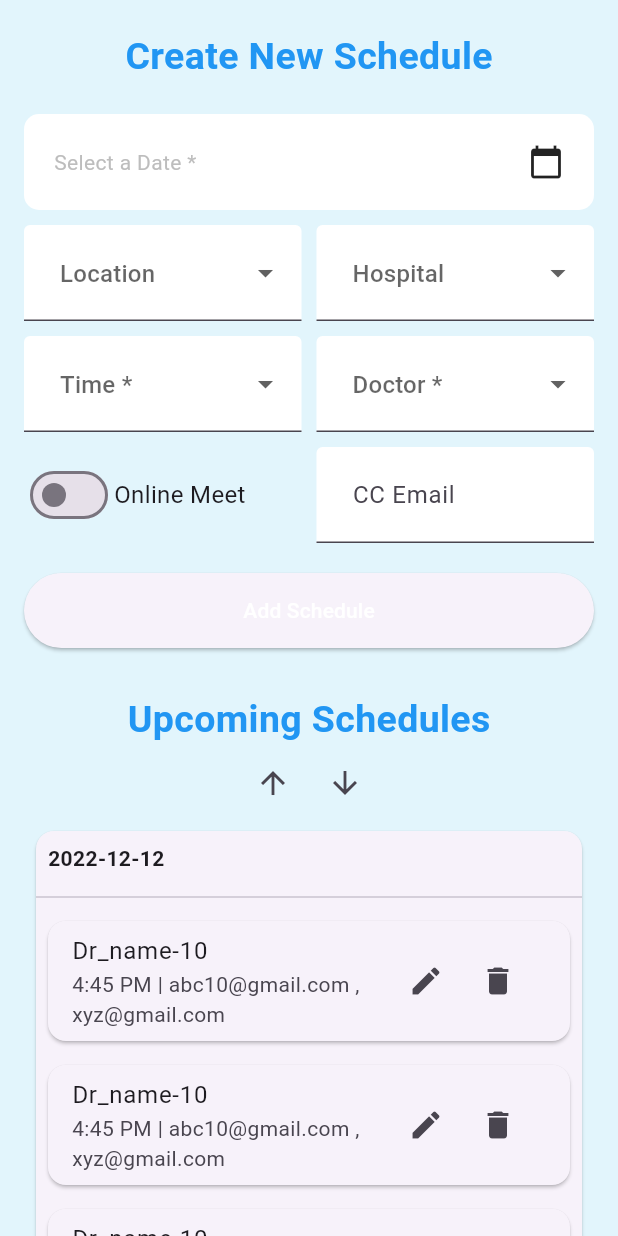
After one commit to HardikSJain/medical-dr-appointment, a Flutter app: the SchedulePage screen opened directly, on a phone screen of 412 x 824 dp. The commit adds this screen. Run offline on Flutter 3.47's test engine with Material 3 defaults, Android fonts, the phone set to English and light mode, and no system bars; our stand-ins replace animated_splash_screen, flutter_datetime_picker_plus, internet_connection_checker, shared_preferences; accounts and stored records are empty; network calls fail.

Commit message:
feat: schedule appointment page frontend

```diff
--- a/lib/main.dart
+++ b/lib/main.dart
@@ -6,7 +6,6 @@ import 'package:dr_appointment/services/apiService.dart';
 import 'package:flutter/material.dart';
 import 'package:internet_connection_checker/internet_connection_checker.dart';
 import 'package:animated_splash_screen/animated_splash_screen.dart';
-import 'package:http/http.dart' as http;
 
 void main() {
   runApp(const MyApp());
@@ -37,8 +36,12 @@ class _MyAppState extends State<MyApp> {
     return MaterialApp(
       title: 'Flutter Demo',
       theme: ThemeData(
-        colorScheme: ColorScheme.fromSeed(seedColor: Colors.deepPurple),
-        useMaterial3: true,
+        appBarTheme: const AppBarTheme(
+          elevation: 0,
+          iconTheme: IconThemeData(
+            color: Colors.black,
+          ),
+        ),
       ),
       debugShowCheckedModeBanner: false,
 
--- a/lib/screens/bottom_nav.dart
+++ b/lib/screens/bottom_nav.dart
@@ -1,4 +1,5 @@
 import 'package:dr_appointment/screens/no_internet.dart';
+import 'package:dr_appointment/screens/pages/schedule_page.dart';
 import 'package:flutter/foundation.dart';
 import 'package:flutter/material.dart';
 import 'package:internet_connection_checker/internet_connection_checker.dart';
@@ -16,6 +17,7 @@ class _BottomNavState extends State<BottomNav> {
   int bottomNavIndex = 0;
   final List<Widget> _widgetOptions = <Widget>[
     const HomePage(),
+    const SchedulePage(),
   ];
 
   // check internet connectivity
@@ -45,8 +47,17 @@ class _BottomNavState extends State<BottomNav> {
   @override
   Widget build(BuildContext context) {
     return Scaffold(
-      // backgroundColor: const Color(0xFFE2F5FC),
-      appBar: AppBar(),
+      backgroundColor: const Color(0xFFE2F5FC),
+      appBar: AppBar(
+        title: Text(
+          "Dr Appointment",
+          style: const TextStyle(
+            color: Colors.black,
+            fontSize: 18,
+          ),
+        ),
+        backgroundColor: Colors.white,
+      ),
       body: SafeArea(
         child: AnimatedSwitcher(
           duration: const Duration(milliseconds: 800),
@@ -68,27 +79,9 @@ class _BottomNavState extends State<BottomNav> {
           ),
           BottomNavigationBarItem(
             icon: Icon(
-              Icons.search,
+              Icons.watch_later_rounded,
             ),
-            label: 'Search',
-          ),
-          BottomNavigationBarItem(
-            icon: Icon(
-              Icons.laptop_mac_outlined,
-            ),
-            label: 'Courses',
-          ),
-          BottomNavigationBarItem(
-            icon: Icon(
-              Icons.book_outlined,
-            ),
-            label: 'My Courses',
-          ),
-          BottomNavigationBarItem(
-            icon: Icon(
-              Icons.person_outlined,
-            ),
-            label: 'Profile',
+            label: 'Appointment',
           ),
         ],
         currentIndex: bottomNavIndex,
--- /dev/null
+++ b/lib/screens/pages/schedule_page.dart
@@ -0,0 +1,427 @@
+import 'package:flutter/material.dart';
+import 'package:flutter_datetime_picker_plus/flutter_datetime_picker_plus.dart';
+
+class SchedulePage extends StatefulWidget {
+  const SchedulePage({Key? key}) : super(key: key);
+
+  @override
+  State<SchedulePage> createState() => _SchedulePageState();
+}
+
+class _SchedulePageState extends State<SchedulePage> {
+  DateTime? selectedDate;
+  String? selectedLocation;
+  String? selectedTime;
+  String? selectedHospital;
+  String? selectedDoctor;
+  bool isOnlineMeeting = false;
+  TextEditingController ccEmailController = TextEditingController();
+  final ScrollController _scrollController = ScrollController();
+
+  void handleSendOtpButtonPress() {
+    // TODO: Create entry
+  }
+
+  @override
+  void dispose() {
+    ccEmailController.dispose();
+    super.dispose();
+  }
+
+  final List<Map<String, String>> apiResponse = [
+    {
+      "id": "1",
+      "date": "2022-12-12",
+      "time": "4:45 PM",
+      "doc_name": "Dr_name-10",
+      "online_meeting": "0",
+      "email_cc": "abc10@gmail.com ,xyz@gmail.com"
+    },
+    {
+      "id": "1",
+      "date": "2022-12-12",
+      "time": "4:45 PM",
+      "doc_name": "Dr_name-10",
+      "online_meeting": "0",
+      "email_cc": "abc10@gmail.com ,xyz@gmail.com"
+    },
+    {
+      "id": "1",
+      "date": "2022-12-12",
+      "time": "4:45 PM",
+      "doc_name": "Dr_name-10",
+      "online_meeting": "0",
+      "email_cc": "abc10@gmail.com ,xyz@gmail.com"
+    },
+    {
+      "id": "1",
+      "date": "2022-12-12",
+      "time": "4:45 PM",
+      "doc_name": "Dr_name-10",
+      "online_meeting": "0",
+      "email_cc": "abc10@gmail.com ,xyz@gmail.com"
+    },
+    {
+      "id": "1",
+      "date": "2022-12-12",
+      "time": "4:45 PM",
+      "doc_name": "Dr_name-10",
+      "online_meeting": "0",
+      "email_cc": "abc10@gmail.com ,xyz@gmail.com"
+    },
+    {
+      "id": "1",
+      "date": "2022-12-12",
+      "time": "4:45 PM",
+      "doc_name": "Dr_name-10",
+      "online_meeting": "0",
+      "email_cc": "abc10@gmail.com ,xyz@gmail.com"
+    },
+    {
+      "id": "5",
+      "date": "2025-12-12",
+      "time": "4:45 PM",
+      "doc_name": "Drname",
+      "online_meeting": "0",
+      "email_cc": "abc1@gmail.com ,xyz@gmail.com"
+    }
+  ];
+
+  @override
+  Widget build(BuildContext context) {
+    return Scaffold(
+      backgroundColor: const Color(0xFFE2F5FC),
+      body: SingleChildScrollView(
+        child: SafeArea(
+          child: Padding(
+            padding: const EdgeInsets.symmetric(horizontal: 16),
+            child: Column(
+              children: [
+                const SizedBox(height: 20),
+                const Text(
+                  'Create New Schedule',
+                  style: TextStyle(
+                    fontSize: 25,
+                    color: Colors.blue,
+                    fontWeight: FontWeight.bold,
+                  ),
+                ),
+                const SizedBox(height: 20),
+                InkWell(
+                  onTap: () {
+                    DatePicker.showDatePicker(
+                      context,
+                      onConfirm: (date) {
+                        setState(() {
+                          selectedDate = date;
+                        });
+                      },
+                    );
+                  },
+                  child: Container(
+                    decoration: BoxDecoration(
+                      color: Colors.white,
+                      borderRadius: BorderRadius.circular(10),
+                    ),
+                    padding: const EdgeInsets.all(20),
+                    child: Row(
+                      mainAxisAlignment: MainAxisAlignment.spaceBetween,
+                      children: [
+                        Text(
+                          selectedDate != null
+                              ? selectedDate!.toString().substring(0, 10)
+                              : 'Select a Date *',
+                          style: TextStyle(
+                            color: selectedDate != null
+                                ? Colors.black
+                                : Colors.grey[400],
+                          ),
+                        ),
+                        const Icon(Icons.calendar_today),
+                      ],
+                    ),
+                  ),
+                ),
+                const SizedBox(height: 10),
+                Row(
+                  children: [
+                    Expanded(
+                      child: DropdownButtonFormField<String>(
+                        value: selectedLocation,
+                        onChanged: (value) {
+                          setState(() {
+                            selectedLocation = value;
+                          });
+                        },
+                        decoration: const InputDecoration(
+                          filled: true,
+                          fillColor: Colors.white,
+                          contentPadding: EdgeInsets.all(20),
+                          hintText: 'Location',
+                        ),
+                        items: ['Mumbai', 'Borivali']
+                            .map((location) => DropdownMenuItem(
+                                  value: location,
+                                  child: Text(location),
+                                ))
+                            .toList(),
+                      ),
+                    ),
+                    const SizedBox(width: 10),
+                    Expanded(
+                      child: DropdownButtonFormField<String>(
+                        value: selectedHospital,
+                        onChanged: (value) {
+                          setState(() {
+                            selectedHospital = value;
+                          });
+                        },
+                        decoration: const InputDecoration(
+                          filled: true,
+                          fillColor: Colors.white,
+                          contentPadding: EdgeInsets.all(20),
+                          hintText: 'Hospital',
+                        ),
+                        items: ['Jupiter', 'Fortis']
+                            .map((location) => DropdownMenuItem(
+                                  value: location,
+                                  child: Text(location),
+                                ))
+                            .toList(),
+                      ),
+                    ),
+                  ],
+                ),
+                const SizedBox(height: 10),
+                Row(
+                  children: [
+                    Expanded(
+                      child: DropdownButtonFormField<String>(
+                        value: selectedTime,
+                        onChanged: (value) {
+                          setState(() {
+                            selectedTime = value;
+                          });
+                        },
+                        decoration: const InputDecoration(
+                          filled: true,
+                          fillColor: Colors.white,
+                          contentPadding: EdgeInsets.all(20),
+                          hintText: 'Time *',
+                        ),
+                        items: [
+                          '9:00 AM',
+                          '9:30 AM',
+                          '10:00 AM',
+                        ]
+                            .map((time) => DropdownMenuItem(
+                                  value: time,
+                                  child: Text(time),
+                                ))
+                            .toList(),
+                      ),
+                    ),
+                    const SizedBox(width: 10),
+                    Expanded(
+                      child: DropdownButtonFormField<String>(
+                        value: selectedDoctor,
+                        onChanged: (value) {
+                          setState(() {
+                            selectedDoctor = value;
+                          });
+                        },
+                        decoration: const InputDecoration(
+                          filled: true,
+                          fillColor: Colors.white,
+                          contentPadding: EdgeInsets.all(20),
+                          hintText: 'Doctor *',
+                        ),
+                        items: [
+                          'Dr. Sharma',
+                          'Dr. Agarwal',
+                          'Dr. Asthana',
+                        ]
+                            .map((time) => DropdownMenuItem(
+                                  value: time,
+                                  child: Text(time),
+                                ))
+                            .toList(),
+                      ),
+                    ),
+                  ],
+                ),
+                const SizedBox(height: 10),
+                Row(
+                  children: [
+                    Expanded(
+                      child: Column(
+                        crossAxisAlignment: CrossAxisAlignment.start,
+                        children: [
+                          Row(
+                            children: [
+                              Switch(
+                                value: isOnlineMeeting,
+                                onChanged: (value) {
+                                  setState(() {
+                                    isOnlineMeeting = value;
+                                  });
+                                },
+                              ),
+                              const Text(
+                                'Online Meet',
+                                style: TextStyle(fontSize: 16),
+                              ),
+                            ],
+                          ),
+                        ],
+                      ),
+                    ),
+                    const SizedBox(width: 10),
+                    Expanded(
+                      child: TextFormField(
+                        controller: ccEmailController,
+                        decoration: const InputDecoration(
+                          filled: true,
+                          fillColor: Colors.white,
+                          contentPadding: EdgeInsets.all(20),
+                          hintText: 'CC Email',
+                        ),
+                      ),
+                    ),
+                  ],
+                ),
+                const SizedBox(height: 20),
+                ElevatedButton(
+                  onPressed: handleSendOtpButtonPress,
+                  style: ElevatedButton.styleFrom(
+                    minimumSize: const Size(double.infinity, 50),
+                  ),
+                  child: const Text(
+                    'Add Schedule',
+                    style: TextStyle(
+                      color: Colors.white,
+                    ),
+                  ),
+                ),
+                const SizedBox(height: 10),
+                const SizedBox(height: 20),
+                const Text(
+                  'Upcoming Schedules',
+                  style: TextStyle(
+                    fontSize: 25,
+                    color: Colors.blue,
+                    fontWeight: FontWeight.bold,
+                  ),
+                ),
+                Row(
+                  mainAxisAlignment: MainAxisAlignment.center,
+                  children: [
+                    IconButton(
+                      icon: const Icon(Icons.arrow_upward),
+                      onPressed: () {
+                        _scrollController.animateTo(
+                          _scrollController.offset - 100,
+                          curve: Curves.linear,
+                          duration: const Duration(milliseconds: 300),
+                        );
+                      },
+                    ),
+                    IconButton(
+                      icon: const Icon(Icons.arrow_downward),
+                      onPressed: () {
+                        _scrollController.animateTo(
+                          _scrollController.offset + 100,
+                          curve: Curves.linear,
+                          duration: const Duration(milliseconds: 300),
+                        );
+                      },
+                    ),
+                  ],
+                ),
+                SizedBox(
+                  height: 500,
+                  child: ListView(
+                    // physics: NeverScrollableScrollPhysics(),
+                    controller: _scrollController,
+                    children: _buildAppointmentTiles(),
+                  ),
+                ),
+              ],
+            ),
+          ),
+        ),
+      ),
+    );
+  }
+
+  List<Widget> _buildAppointmentTiles() {
+    Map<String, List<Map<String, String>>> groupedAppointments = {};
+
+    // appointments by date
+    for (var appointment in apiResponse) {
+      String date = appointment['date']!;
+      if (!groupedAppointments.containsKey(date)) {
+        groupedAppointments[date] = [];
+      }
+      groupedAppointments[date]!.add(appointment);
+    }
+
+    return groupedAppointments.entries.map((entry) {
+      String date = entry.key;
+      List<Map<String, String>> appointments = entry.value;
+
+      return Card(
+        margin: const EdgeInsets.all(8),
+        child: Column(
+          crossAxisAlignment: CrossAxisAlignment.stretch,
+          children: [
+            Padding(
+              padding: const EdgeInsets.all(8),
+              child: Text(
+                date,
+                style: const TextStyle(fontWeight: FontWeight.bold),
+              ),
+            ),
+            const Divider(),
+            ListView.builder(
+              shrinkWrap: true,
+              physics: const NeverScrollableScrollPhysics(),
+              itemCount: appointments.length,
+              itemBuilder: (context, index) {
+                Map<String, String> appointment = appointments[index];
+                return buildAppointmentTile(appointment);
+              },
+            ),
+          ],
+        ),
+      );
+    }).toList();
+  }
+
+  Widget buildAppointmentTile(Map<String, String> appointment) {
+    return Card(
+      margin: const EdgeInsets.all(8),
+      child: ListTile(
+        title: Text(appointment['doc_name']!),
+        subtitle: Text('${appointment['time']} | ${appointment['email_cc']}'),
+        trailing: Row(
+          mainAxisSize: MainAxisSize.min,
+          children: [
+            IconButton(
+              icon: const Icon(Icons.edit),
+              onPressed: () {
+                // TODO: Edit
+              },
+            ),
+            IconButton(
+              icon: const Icon(Icons.delete),
+              onPressed: () {
+                // TODO: Delete
+              },
+            ),
+          ],
+        ),
+      ),
+    );
+  }
+}
--- a/pubspec.yaml
+++ b/pubspec.yaml
@@ -38,6 +38,7 @@ dependencies:
   shared_preferences: ^2.2.2
   internet_connection_checker: ^1.0.0+1
   animated_splash_screen: ^1.3.0
+  flutter_datetime_picker_plus: ^2.1.0
 
 dev_dependencies:
   flutter_test:
```
Also changed, not shown: pubspec.lock.
